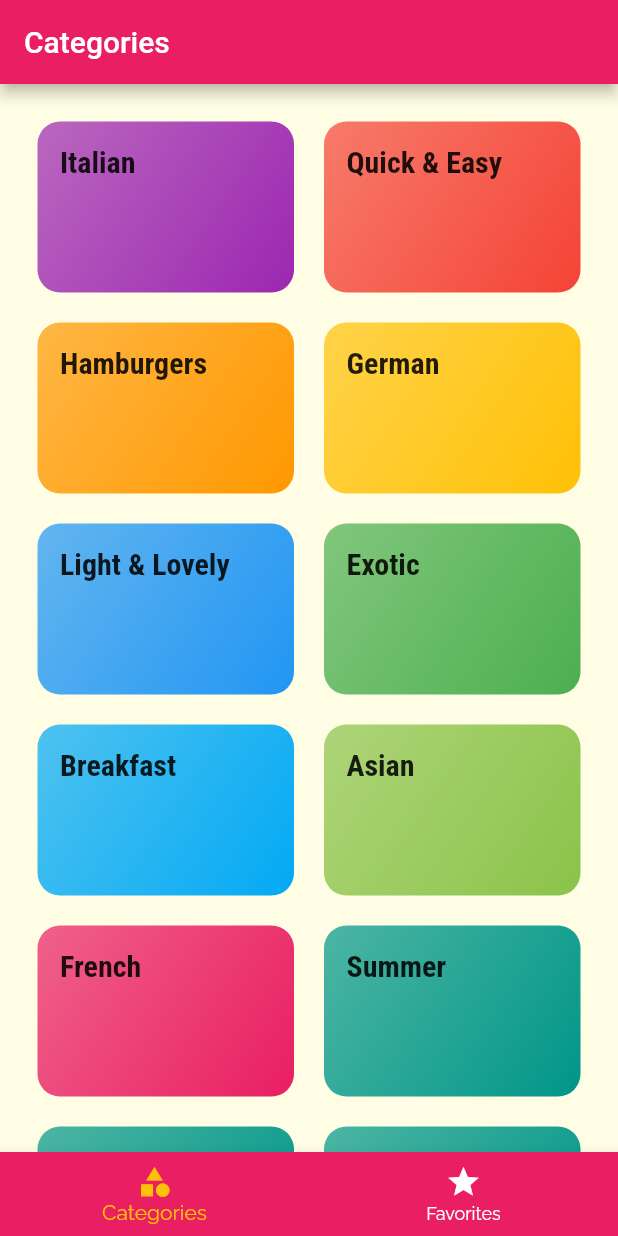
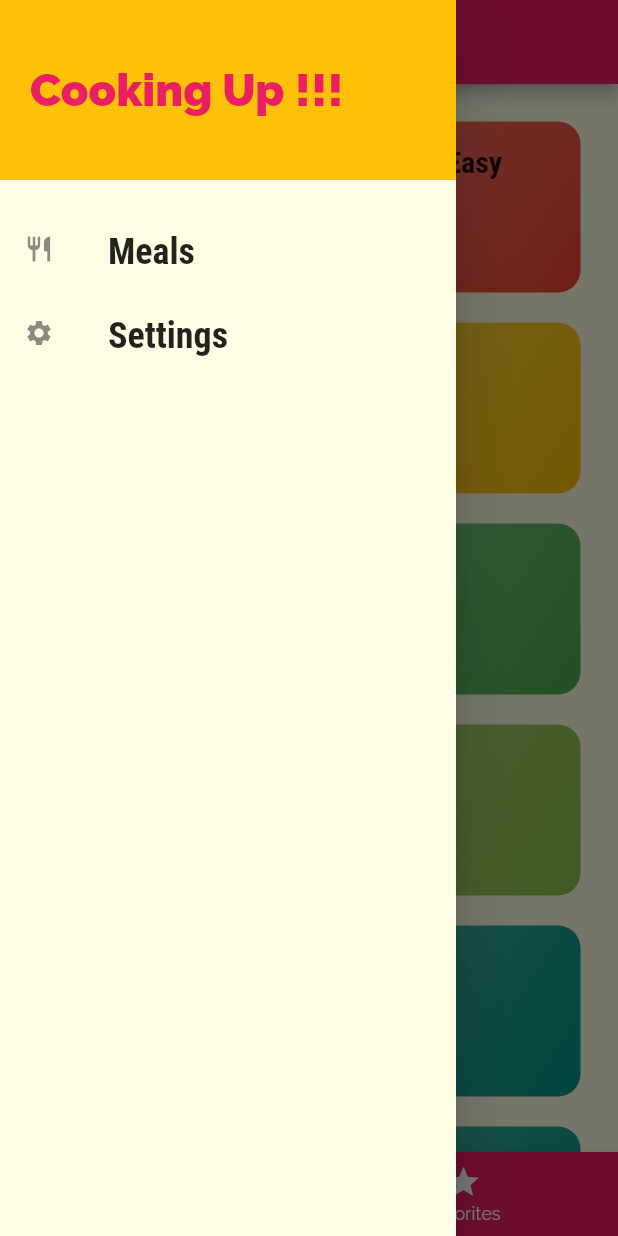
Before and after one commit to gauravmb/flutter_meal, a Flutter app: the screen it shows after launch, with the side drawer open (before the commit the screen has no drawer), on a phone screen of 412 x 824 dp. Run offline on Flutter 3.47's test engine with Material 2 defaults, Android fonts, the phone set to English and light mode, and no system bars.

Commit message:
Final Commit

```diff
--- a/meal/lib/main.dart
+++ b/meal/lib/main.dart
@@ -1,6 +1,7 @@
 import 'package:flutter/material.dart';
 import 'package:meal/screens/categories_screen.dart';
 import 'package:meal/screens/category_meals.dart';
+import 'package:meal/screens/filter_screen.dart';
 import 'package:meal/screens/meal_details_screen.dart';
 import 'package:meal/screens/tabs_screen.dart';
 
@@ -8,10 +9,30 @@ void main() {
   runApp(const MyApp());
 }
 
-class MyApp extends StatelessWidget {
+class MyApp extends StatefulWidget {
   const MyApp({Key? key}) : super(key: key);
 
+  @override
+  State<MyApp> createState() => _MyAppState();
+}
+
+class _MyAppState extends State<MyApp> {
   // This widget is the root of your application.
+
+  Map<String, bool> _filters = {
+    'gluten': true,
+    'lactose': false,
+    'vegan': false,
+    'vegetarian': false
+  };
+
+  void setFitters(Map<String, bool> filterData) {
+    setState(() {
+      debugPrint('Filterssss in Main $filterData');
+      _filters = filterData;
+    });
+  }
+
   @override
   Widget build(BuildContext context) {
     return MaterialApp(
@@ -40,8 +61,12 @@ class MyApp extends StatelessWidget {
       routes: {
         '/': (ctx) => TabsScreen(),
         CategoriesScreen.routeName: (ctx) => CategoriesScreen(),
-        CategoryMeals.routeName: (ctx) => CategoryMeals(),
-        MealDetailsScreen.routeName: (ctx) => MealDetailsScreen()
+        CategoryMeals.routeName: (ctx) => CategoryMeals(filters: _filters),
+        MealDetailsScreen.routeName: (ctx) => MealDetailsScreen(),
+        FilterScreen.routeName: (ctx) => FilterScreen(
+              filters: _filters,
+              saveFilters: setFitters,
+            )
       },
     );
   }
--- a/meal/lib/screens/categories_screen.dart
+++ b/meal/lib/screens/categories_screen.dart
@@ -3,7 +3,7 @@ import '../widgets/category_item.dart';
 import '../dummy_data.dart';
 
 class CategoriesScreen extends StatelessWidget {
-  static String routeName = "/CategoriesScreen";
+  static String routeName = "/categories-screen";
   @override
   Widget build(BuildContext context) {
     return GridView(
--- a/meal/lib/screens/favorites_screen.dart
+++ b/meal/lib/screens/favorites_screen.dart
@@ -4,7 +4,7 @@ class FavoritesScreen extends StatelessWidget {
   @override
   Widget build(BuildContext context) {
     return Center(
-      child: Text("Favorites"),
+      child: Text("You have no favorites, Start adding some"),
     );
   }
 }
--- a/meal/lib/screens/tabs_screen.dart
+++ b/meal/lib/screens/tabs_screen.dart
@@ -1,6 +1,7 @@
 import 'package:flutter/material.dart';
 import 'package:meal/screens/categories_screen.dart';
 import 'package:meal/screens/favorites_screen.dart';
+import 'package:meal/widgets/main_drawer.dart';
 
 class TabsScreen extends StatefulWidget {
   @override
@@ -27,6 +28,7 @@ class _TabsScreenState extends State<TabsScreen> {
       appBar: AppBar(
         title: Text(pages[selectedPageIndex]["title"]),
       ),
+      drawer: MainDrawer(),
       body: pages[selectedPageIndex]["page"],
       bottomNavigationBar: BottomNavigationBar(
         onTap: (index) {
--- /dev/null
+++ b/meal/lib/widgets/main_drawer.dart
@@ -0,0 +1,65 @@
+import 'package:flutter/material.dart';
+import 'package:flutter/widgets.dart';
+import 'package:meal/screens/categories_screen.dart';
+import 'package:meal/screens/filter_screen.dart';
+
+class MainDrawer extends StatelessWidget {
+  @override
+  Widget build(BuildContext context) {
+    return Drawer(
+      child: Column(children: [
+        Container(
+          padding: const EdgeInsets.all(20),
+          alignment: Alignment.centerLeft,
+          height: 120,
+          width: double.infinity,
+          color: Theme.of(context).accentColor,
+          child: Text(
+            "Cooking Up !!!",
+            style: TextStyle(
+                fontWeight: FontWeight.w900,
+                fontSize: 30,
+                color: Theme.of(context).primaryColor),
+          ),
+        ),
+        const SizedBox(
+          height: 20,
+        ),
+        ListTile(
+          leading: const Icon(
+            Icons.restaurant,
+            size: 20,
+          ),
+          title: const Text(
+            "Meals",
+            style: TextStyle(
+              fontFamily: "RobotoCondensed",
+              fontSize: 24,
+              fontWeight: FontWeight.bold,
+            ),
+          ),
+          onTap: () {
+            Navigator.of(context).pushReplacementNamed('/');
+          },
+        ),
+        ListTile(
+          leading: const Icon(
+            Icons.settings,
+            size: 20,
+          ),
+          title: const Text(
+            "Settings",
+            style: TextStyle(
+              fontFamily: "RobotoCondensed",
+              fontSize: 24,
+              fontWeight: FontWeight.bold,
+            ),
+          ),
+          onTap: () {
+            Navigator.of(context).pushReplacementNamed(FilterScreen.routeName);
+          },
+        )
+      ]),
+    );
+  }
+}
--- a/meal/pubspec.yaml
+++ b/meal/pubspec.yaml
@@ -81,7 +81,6 @@ flutter:
           weight: 700
         - asset: assets/fonts/Raleway-Black.ttf
           weight: 900
-
     - family: RobotoCondensed
       fonts:
         - asset: assets/fonts/RobotoCondensed-Regular.ttf
```
Also changed, not shown: meal/lib/screens/category_meals.dart (+16 -3 lines), meal/lib/screens/filter_screen.dart (added, +116 -0 lines), meal/assets/fonts/Raleway-Black.ttf (renamed from meal/assets/font/Raleway-Black.ttf), meal/assets/fonts/Raleway-Bold.ttf (renamed from meal/assets/font/Raleway-Bold.ttf), meal/assets/fonts/Raleway-Regular.ttf (renamed from meal/assets/font/Raleway-Regular.ttf), meal/assets/fonts/RobotoCondensed-Bold.ttf (renamed from meal/assets/font/RobotoCondensed-Bold.ttf), meal/assets/fonts/RobotoCondensed-Italic.ttf (renamed from meal/assets/font/RobotoCondensed-Italic.ttf), meal/assets/fonts/RobotoCondensed-Light.ttf (renamed from meal/assets/font/RobotoCondensed-Light.ttf), meal/assets/fonts/RobotoCondensed-Regular.ttf (renamed from meal/assets/font/RobotoCondensed-Regular.ttf).
